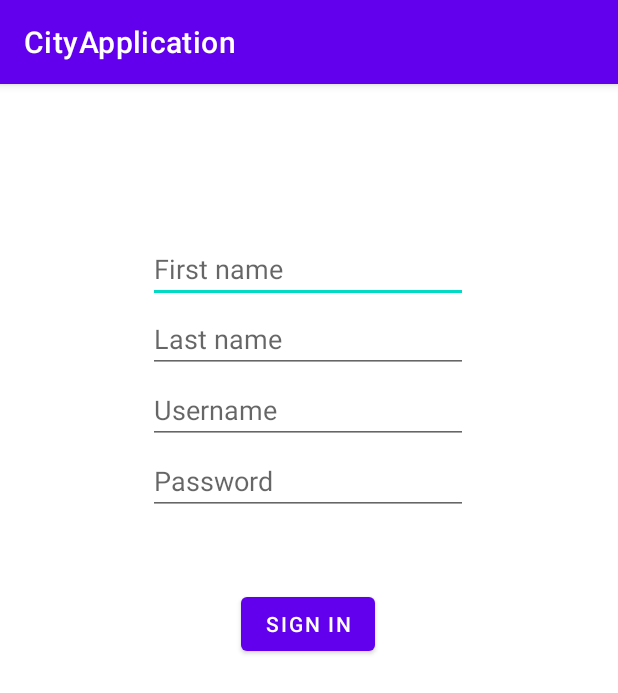
After one commit to raffaelefranco/GreenBus, an Android app: the SignInActivity screen opened directly, with no data from a screen before it, on a phone screen of 412 x 824 dp. The commit adds this screen. Shown: the top 693 px of the screen. Run offline under Robolectric (Android 15) with nearby library versions, the phone set to English and light mode, and no system bars.

Commit message:
Added sign in activity

```diff
--- a/app/src/main/AndroidManifest.xml
+++ b/app/src/main/AndroidManifest.xml
@@ -14,14 +14,15 @@
         android:supportsRtl="true"
         android:theme="@style/Theme.CityApplication"
         android:usesCleartextTraffic="true">
-        <activity android:name=".DriverMapActivity">
+        <activity android:name=".SignInActivity"></activity>
+        <activity android:name=".DriverMapActivity"></activity>
+        <activity android:name=".LoginActivity">
             <intent-filter>
                 <action android:name="android.intent.action.MAIN" />
                 <category android:name="android.intent.category.LAUNCHER" />
             </intent-filter>
         </activity>
-        <activity android:name=".LoginActivity"></activity>
-        <activity android:name=".MapActivity" />
+        <activity android:name=".MapActivity"/>
 
         <meta-data
             android:name="com.google.android.geo.API_KEY"
--- a/app/src/main/java/it/unisannio/cityapplication/DriverMapActivity.java
+++ b/app/src/main/java/it/unisannio/cityapplication/DriverMapActivity.java
@@ -5,6 +5,9 @@ import com.google.android.gms.maps.GoogleMap.OnMyLocationButtonClickListener;
 import com.google.android.gms.maps.GoogleMap.OnMyLocationClickListener;
 import com.google.android.gms.maps.OnMapReadyCallback;
 import com.google.android.gms.maps.SupportMapFragment;
+import com.google.android.gms.maps.model.LatLng;
+import com.google.android.gms.maps.model.Polyline;
+import com.google.android.gms.maps.model.PolylineOptions;
 
 import android.Manifest;
 import android.content.pm.PackageManager;
@@ -19,12 +22,6 @@ import android.widget.Toast;
 
 import it.unisannio.cityapplication.util.PermissionUtils;
 
-/**
- * This demo shows how GMS Location can be used to check for changes to the users location.  The
- * "My Location" button uses GMS Location to set the blue dot representing the users location.
- * Permission for {@link android.Manifest.permission#ACCESS_FINE_LOCATION} is requested at run
- * time. If the permission has not been granted, the Activity is finished with an error message.
- */
 public class DriverMapActivity extends AppCompatActivity
         implements
         OnMyLocationButtonClickListener,
@@ -32,19 +29,8 @@ public class DriverMapActivity extends AppCompatActivity
         OnMapReadyCallback,
         ActivityCompat.OnRequestPermissionsResultCallback {
 
-    /**
-     * Request code for location permission request.
-     *
-     * @see #onRequestPermissionsResult(int, String[], int[])
-     */
     private static final int LOCATION_PERMISSION_REQUEST_CODE = 1;
-
-    /**
-     * Flag indicating whether a requested permission has been denied after returning in
-     * {@link #onRequestPermissionsResult(int, String[], int[])}.
-     */
     private boolean permissionDenied = false;
-
     private GoogleMap map;
 
     @Override
@@ -63,11 +49,18 @@ public class DriverMapActivity extends AppCompatActivity
         map.setOnMyLocationButtonClickListener(this);
         map.setOnMyLocationClickListener(this);
         enableMyLocation();
+
+        /*Polyline polyline1 = googleMap.addPolyline(new PolylineOptions()
+                .clickable(true)
+                .add(
+                        new LatLng(-35.016, 143.321),
+                        new LatLng(-34.747, 145.592),
+                        new LatLng(-34.364, 147.891),
+                        new LatLng(-33.501, 150.217),
+                        new LatLng(-32.306, 149.248),
+                        new LatLng(-32.491, 147.309)));*/
     }
 
-    /**
-     * Enables the My Location layer if the fine location permission has been granted.
-     */
     private void enableMyLocation() {
         if (ContextCompat.checkSelfPermission(this, Manifest.permission.ACCESS_FINE_LOCATION)
                 == PackageManager.PERMISSION_GRANTED) {
@@ -75,22 +68,19 @@ public class DriverMapActivity extends AppCompatActivity
                 map.setMyLocationEnabled(true);
             }
         } else {
-            // Permission to access the location is missing. Show rationale and request permission
             PermissionUtils.requestPermission(this, LOCATION_PERMISSION_REQUEST_CODE, Manifest.permission.ACCESS_FINE_LOCATION);
         }
     }
 
     @Override
     public boolean onMyLocationButtonClick() {
-        Toast.makeText(this, "MyLocation button clicked", Toast.LENGTH_SHORT).show();
-        // Return false so that we don't consume the event and the default behavior still occurs
-        // (the camera animates to the user's current position).
+        //Toast.makeText(this, "MyLocation button clicked", Toast.LENGTH_SHORT).show();
         return false;
     }
 
     @Override
     public void onMyLocationClick(@NonNull Location location) {
-        Toast.makeText(this, "Current location:\n" + location, Toast.LENGTH_LONG).show();
+        //Toast.makeText(this, "Current location:\n" + location, Toast.LENGTH_LONG).show();
     }
 
     @Override
@@ -99,15 +89,17 @@ public class DriverMapActivity extends AppCompatActivity
         if (requestCode != LOCATION_PERMISSION_REQUEST_CODE) {
             return;
         }
-
-        //if (PermissionUtils.permissionGranted(permissions, grantResults, Manifest.permission.ACCESS_FINE_LOCATION)) {
-        // Enable the my location layer if the permission has been granted.
-            enableMyLocation();
-        //} else {
+        if(requestCode == LOCATION_PERMISSION_REQUEST_CODE) {
+            if (grantResults.length > 0 && grantResults[0] == PackageManager.PERMISSION_GRANTED) {
+                // Enable the my location layer if the permission has been granted.
+                enableMyLocation();
+            }
+        }
+        else {
         // Permission was denied. Display an error message
         // Display the missing permission error dialog when the fragments resume.
-        //permissionDenied = true;
-        //}
+        permissionDenied = true;
+        }
     }
 
     @Override
@@ -118,5 +110,4 @@ public class DriverMapActivity extends AppCompatActivity
         }
     }
 
-
 }
--- a/app/src/main/java/it/unisannio/cityapplication/MainActivity.java
+++ b/app/src/main/java/it/unisannio/cityapplication/MainActivity.java
@@ -39,7 +39,7 @@ import it.unisannio.cityapplication.dto.StationDTO;
 
 public class MainActivity extends AppCompatActivity {
 
-    private final String baseURI = "http://10.0.2.2:8094/api/routes";
+    private final String baseURI = R.string.local + "/api/routes";
     private final String TAG = "Map";
     private List<RouteDTO> routes;
 
@@ -48,8 +48,6 @@ public class MainActivity extends AppCompatActivity {
         super.onCreate(savedInstanceState);
         setContentView(R.layout.activity_main);
         routes = new ArrayList<RouteDTO>();
-
-
 
         new StationsRestTask().execute();
 
--- /dev/null
+++ b/app/src/main/java/it/unisannio/cityapplication/SignInActivity.java
@@ -0,0 +1,14 @@
+package it.unisannio.cityapplication;
+
+import androidx.appcompat.app.AppCompatActivity;
+
+import android.os.Bundle;
+
+public class SignInActivity extends AppCompatActivity {
+
+    @Override
+    protected void onCreate(Bundle savedInstanceState) {
+        super.onCreate(savedInstanceState);
+        setContentView(R.layout.activity_sign_in);
+    }
+}
--- a/app/src/main/res/layout/activity_login.xml
+++ b/app/src/main/res/layout/activity_login.xml
@@ -25,14 +25,14 @@
         android:layout_width="wrap_content"
         android:layout_height="wrap_content"
         android:ems="10"
+        android:hint="@string/password"
         android:inputType="textPassword"
-        android:hint="@string/password"
         app:layout_constraintBottom_toBottomOf="parent"
         app:layout_constraintEnd_toEndOf="parent"
-        app:layout_constraintHorizontal_bias="0.502"
+        app:layout_constraintHorizontal_bias="0.497"
         app:layout_constraintStart_toStartOf="parent"
         app:layout_constraintTop_toTopOf="parent"
-        app:layout_constraintVertical_bias="0.379" />
+        app:layout_constraintVertical_bias="0.317" />
 
     <Button
         android:id="@+id/button"
--- /dev/null
+++ b/app/src/main/res/layout/activity_sign_in.xml
@@ -0,0 +1,76 @@
+<?xml version="1.0" encoding="utf-8"?>
+<androidx.constraintlayout.widget.ConstraintLayout xmlns:android="http://schemas.android.com/apk/res/android"
+    xmlns:app="http://schemas.android.com/apk/res-auto"
+    xmlns:tools="http://schemas.android.com/tools"
+    android:layout_width="match_parent"
+    android:layout_height="match_parent"
+    tools:context=".SignInActivity">
+
+    <EditText
+        android:id="@+id/editTextTextPersonName"
+        android:layout_width="wrap_content"
+        android:layout_height="wrap_content"
+        android:ems="10"
+        android:inputType="textPersonName"
+        android:hint="@string/firstname"
+        app:layout_constraintBottom_toBottomOf="parent"
+        app:layout_constraintEnd_toEndOf="parent"
+        app:layout_constraintHorizontal_bias="0.497"
+        app:layout_constraintStart_toStartOf="parent"
+        app:layout_constraintTop_toTopOf="parent"
+        app:layout_constraintVertical_bias="0.139" />
+
+    <EditText
+        android:id="@+id/editTextTextPersonName2"
+        android:layout_width="wrap_content"
+        android:layout_height="wrap_content"
+        android:ems="10"
+        android:inputType="textPersonName"
+        android:hint="@string/lastname"
+        app:layout_constraintBottom_toBottomOf="parent"
+        app:layout_constraintEnd_toEndOf="parent"
+        app:layout_constraintHorizontal_bias="0.497"
+        app:layout_constraintStart_toStartOf="parent"
+        app:layout_constraintTop_toTopOf="parent"
+        app:layout_constraintVertical_bias="0.204" />
+
+    <EditText
+        android:id="@+id/editTextTextPersonName3"
+        android:layout_width="wrap_content"
+        android:layout_height="wrap_content"
+        android:ems="10"
+        android:inputType="textPersonName"
+        android:hint="@string/username"
+        app:layout_constraintBottom_toBottomOf="parent"
+        app:layout_constraintEnd_toEndOf="parent"
+        app:layout_constraintHorizontal_bias="0.497"
+        app:layout_constraintStart_toStartOf="parent"
+        app:layout_constraintTop_toTopOf="parent"
+        app:layout_constraintVertical_bias="0.269" />
+
+    <EditText
+        android:id="@+id/editTextTextPersonName4"
+        android:layout_width="wrap_content"
+        android:layout_height="wrap_content"
+        android:ems="10"
+        android:inputType="textPassword"
+        android:hint="@string/password"
+        app:layout_constraintBottom_toBottomOf="parent"
+        app:layout_constraintEnd_toEndOf="parent"
+        app:layout_constraintHorizontal_bias="0.497"
+        app:layout_constraintStart_toStartOf="parent"
+        app:layout_constraintTop_toTopOf="parent"
+        app:layout_constraintVertical_bias="0.335" />
+
+    <Button
+        android:id="@+id/button2"
+        android:layout_width="wrap_content"
+        android:layout_height="wrap_content"
+        android:text="@string/sign_in"
+        app:layout_constraintBottom_toBottomOf="parent"
+        app:layout_constraintEnd_toEndOf="parent"
+        app:layout_constraintHorizontal_bias="0.498"
+        app:layout_constraintStart_toStartOf="parent"
+        app:layout_constraintTop_toTopOf="parent"
+        app:layout_constraintVertical_bias="0.467" />
+</androidx.constraintlayout.widget.ConstraintLayout>
--- a/app/src/main/res/values/strings.xml
+++ b/app/src/main/res/values/strings.xml
@@ -1,7 +1,10 @@
 <resources>
     <string name="app_name">CityApplication</string>
     <string name="username">Username</string>
+    <string name="firstname">First name</string>
+    <string name="lastname">Last name</string>
     <string name="password">Password</string>
+    <string name="sign_in">Sign In</string>
     <string name="login">Login</string>
     <string name="routes">routes</string>
     <string name="login_failed">Login failed</string>
--- /dev/null
+++ b/app/src/main/res/values/url.xml
@@ -0,0 +1,3 @@
+<resources>
+    <string name="local">localhost:8094</string>
+</resources>
```
